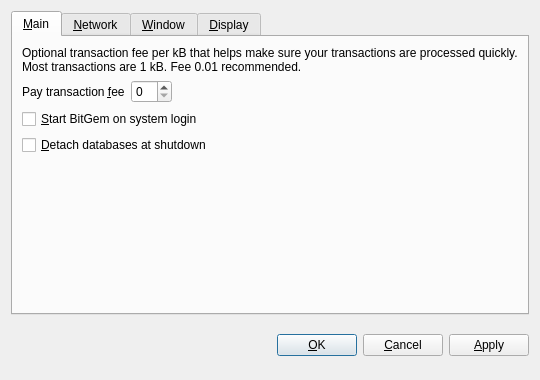
Before: the Qt Designer form src/qt/forms/optionsdialog.ui in magi-retro/peercoin, drawn with Qt 5.
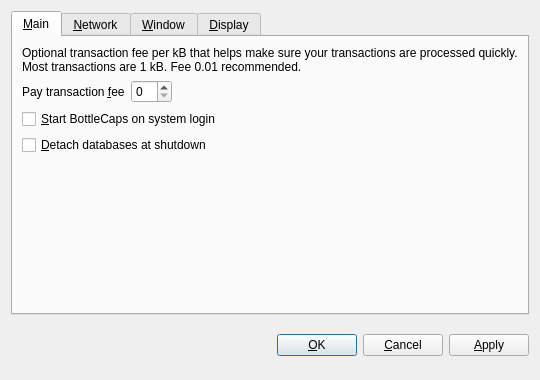
After: the same form once the commit is applied. Custom widgets are drawn as their Qt base class.

Commit message: FORK-BOTTLE: [REMOVE] [REPLACE-COINNAME]

Patch:
```diff
--- a/src/qt/forms/optionsdialog.ui
+++ b/src/qt/forms/optionsdialog.ui
@@ -82,7 +82,7 @@
           <string>Automatically start BitGem after logging in to the system.</string>
          </property>
          <property name="text">
-          <string>&amp;Start BitGem on system login</string>
+          <string>&amp;Start BottleCaps on system login</string>
          </property>
         </widget>
        </item>
```
Left out of the diff: 10 changed lines with no effect on the pictures. The commit also changes 16 other files.
